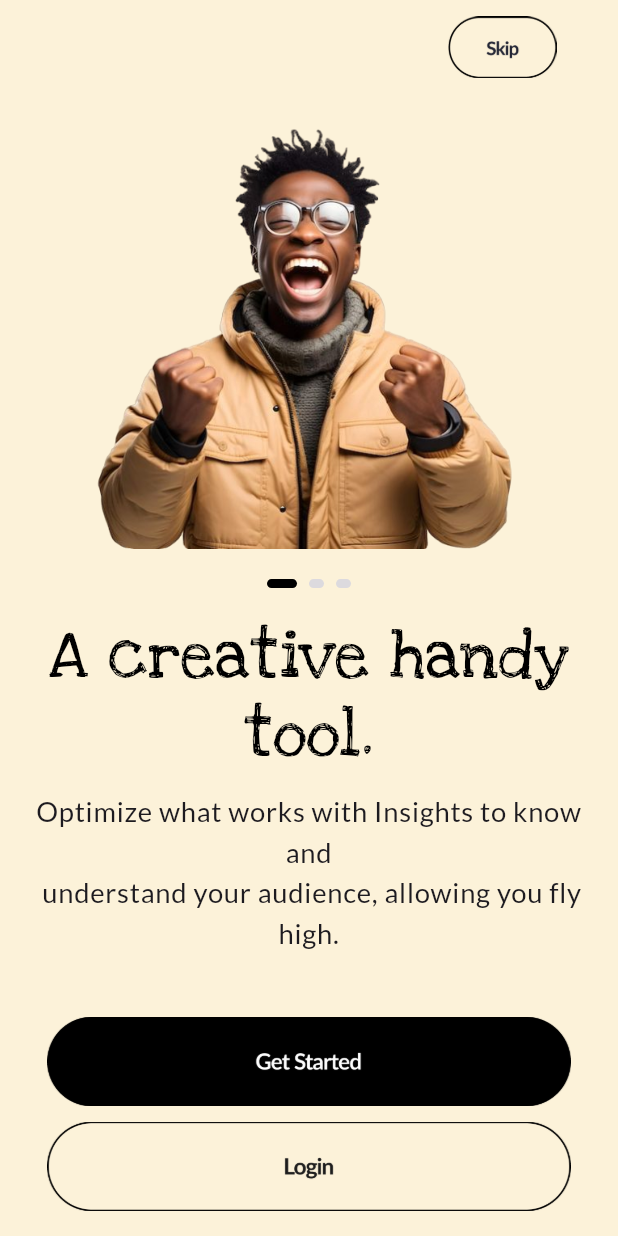
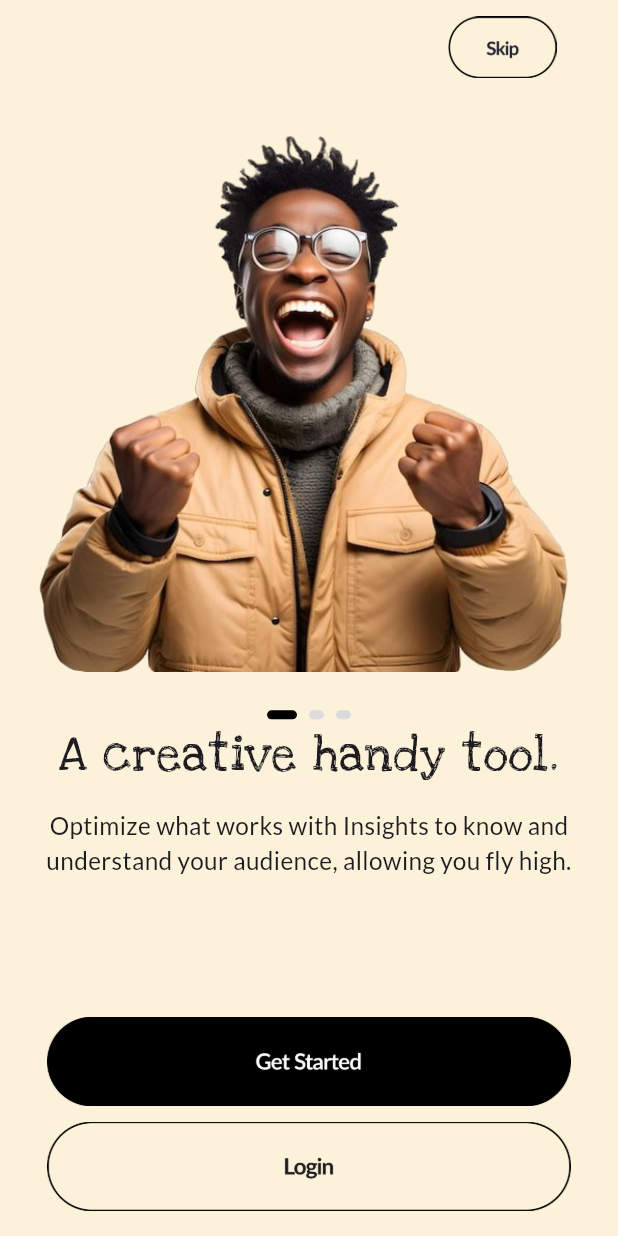
Before and after one commit to Olamidotune/Rootscards, a Flutter app: the screen it shows after launch, on a phone screen of 412 x 824 dp. Run offline on Flutter 3.47's test engine with Material 3 defaults, Android fonts, the phone set to English and light mode, and no system bars; drawn by our look-alikes of carousel_slider; our stand-ins replace device_info_plus, dio, email_validator, flutter_screenutil, flutter_secure_storage, flutter_svg and 2 more.

Commit message:
first commit

```diff
--- a/lib/presentation/get_started_screen.dart
+++ b/lib/presentation/get_started_screen.dart
@@ -166,7 +166,7 @@ class _GetStartedScreenState extends State<GetStartedScreen> {
                   SizedBox(
                     height: 0.90.h * height <= 700
                         ? .05.h * height
-                        : height * .18.h,
+                        : height * .16.h,
                   ),
                   GestureDetector(
                     onTap: () {
--- a/lib/presentation/screens/onboarding/onboarding_screen.dart
+++ b/lib/presentation/screens/onboarding/onboarding_screen.dart
@@ -31,9 +31,9 @@ class _TestOnboardingState extends State<TestOnboarding> {
   ];
 
   static const _carouselTexts = <String>[
-    "Optimize what works with Insights to know and\n understand your audience, allowing you fly high.",
-    "Optimize what works with Insights to know and\n understand your audience, allowing you fly high.",
-    "Optimize what works with Insights to\n know and understand your audience,\n allowing you fly high.",
+    "Optimize what works with Insights to know and understand your audience, allowing you fly high.",
+    "Optimize what works with Insights to know and understand your audience, allowing you fly high.",
+    "Optimize what works with Insights to know and understand your audience, allowing you fly high.",
   ];
 
   static const _backgroundColor = <Color>[
@@ -68,13 +68,12 @@ class _TestOnboardingState extends State<TestOnboarding> {
                           onTap: () {
                             Navigator.of(context).pushNamed(
                               GetStartedScreen.routeName,
-
                             );
                           },
                           portView: height * .08.w,
                         ),
                       ),
-                      SizedBox(height: height * .01),
+                      // SizedBox(height: height * .01),
                       CarouselSlider.builder(
                         carouselController: _carouselController,
                         itemCount: 3,
@@ -174,46 +173,34 @@ class _CarouselImage extends StatelessWidget {
 
   @override
   Widget build(BuildContext context) {
-    return Column(
-      children: [
-        Expanded(
-          child: Image.asset(
+    return SingleChildScrollView(
+      physics: AlwaysScrollableScrollPhysics(),
+      child: Column(
+        children: [
+          Image.asset(
             "assets/images/$image",
-            height: viewPortHeight * .48,
+            height: viewPortHeight * .48.h,
             fit: BoxFit.contain,
           ),
-        ),
-        slider,
-        Container(
-          alignment: Alignment.center,
-          margin: EdgeInsets.only(top: 20, bottom: viewPortHeight * .001),
-          padding: EdgeInsets.symmetric(horizontal: 10),
-          child: Text(
+          slider,
+          Text(
             title,
-            style: context.textTheme.displayMedium!.copyWith(
+            style: context.textTheme.bodyLarge!.copyWith(
               fontFamily: "LoveYaLikeASister",
-              // fontSize: 25.sp,
+              fontSize: 32.sp,
             ),
-            maxLines: 2,
             textAlign: TextAlign.center,
           ),
-        ),
-        AppSpacing.verticalSpaceSmall,
-        Container(
-          alignment: Alignment.center,
-          // margin:
-          //     EdgeInsets.only(bottom: 0.45 * viewPortHeight <= 550 ?  viewPortHeight * .03: 3),
-          padding: EdgeInsets.symmetric(horizontal: 0),
-          child: Text(
+          AppSpacing.verticalSpaceSmall,
+          Text(
             subTitle,
             textAlign: TextAlign.center,
-            style: context.textTheme.bodyLarge!.copyWith(
-               fontSize: 18.sp,
+            style: context.textTheme.bodyMedium!.copyWith(
+              fontSize: 16.sp,
             ),
           ),
-        ),
-        AppSpacing.verticalSpaceMedium
-      ],
+        ],
+      ),
     );
   }
 }
```
